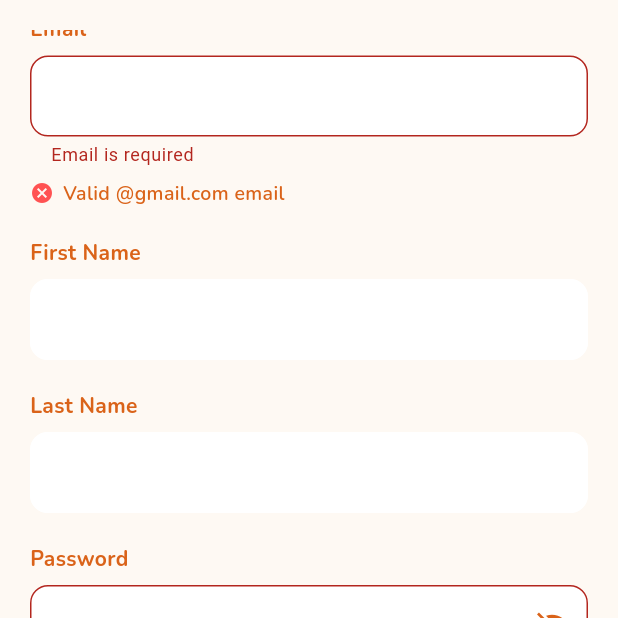
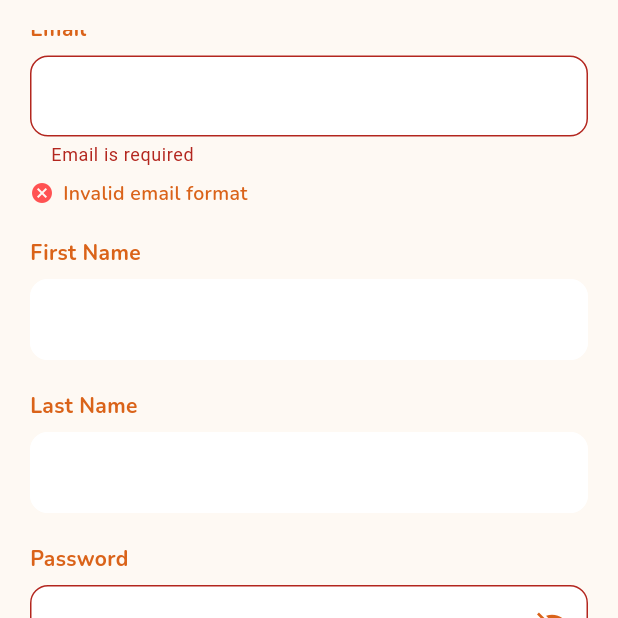
Before and after one commit to adriann47/Carepanion, a Flutter app: the RegistrationEmailScreen screen opened by its route, scrolled down 228 dp, after a tap on "Create Account", on a phone screen of 412 x 824 dp, the top half of it. Run offline on Flutter 3.47's test engine with Material 3 defaults, Android fonts, the phone set to English and light mode, and no system bars; our stand-ins replace flutter_tts, google_fonts, image_picker, supabase_flutter; accounts and stored records are empty.

Commit message:
Update registration_email_screen.dart

```diff
--- a/lib/screen/registration_email_screen.dart
+++ b/lib/screen/registration_email_screen.dart
@@ -124,6 +124,83 @@ class _RegistrationEmailScreenState extends State<RegistrationEmailScreen> {
   // Email validity indicator
   bool _emailValid = false;
 
+  // 👇 Added: duplicate-email UI state (for popup + red indicator)
+  bool _emailAlreadyUsed = false;
+  String? _emailStatusMessage;
+
+  // ---------- Added helpers ----------
+
+  Future<bool> _showEmailInUseDialog() async {
+    if (!mounted) return false;
+    final result = await showDialog<bool>(
+      context: context,
+      barrierDismissible: true,
+      builder: (ctx) => AlertDialog(
+        shape: RoundedRectangleBorder(borderRadius: BorderRadius.circular(16)),
+        title: Text(
+          'Email already in use',
+          style: GoogleFonts.nunito(
+            color: const Color(0xFFDA6319),
+            fontWeight: FontWeight.w800,
+          ),
+        ),
+        content: Text(
+          'This email address is already in use.',
+          style: GoogleFonts.nunito(
+            color: const Color(0xFF6B4B3A),
+            fontWeight: FontWeight.w600,
+          ),
+        ),
+        actions: [
+          TextButton(
+            onPressed: () => Navigator.of(ctx).pop(false),
+            child: Text(
+              'Cancel',
+              style: GoogleFonts.nunito(
+                color: const Color(0xFFDA6319),
+                fontWeight: FontWeight.bold,
+              ),
+            ),
+          ),
+          ElevatedButton(
+            onPressed: () => Navigator.of(ctx).pop(true),
+            style: ElevatedButton.styleFrom(
+              backgroundColor: Colors.pinkAccent,
+              shape: RoundedRectangleBorder(
+                borderRadius: BorderRadius.circular(20),
+              ),
+            ),
+            child: Text(
+              'OK',
+              style: GoogleFonts.nunito(
+                color: Colors.white,
+                fontWeight: FontWeight.bold,
+              ),
+            ),
+          ),
+        ],
+      ),
+    );
+    return result == true;
+  }
+
+  Future<void> _showSimpleAlert(String title, String message) async {
+    if (!mounted) return;
+    await showDialog<void>(
+      context: context,
+      builder: (ctx) => AlertDialog(
+        shape: RoundedRectangleBorder(borderRadius: BorderRadius.circular(16)),
+        title: Text(title, style: GoogleFonts.nunito(fontWeight: FontWeight.w800)),
+        content: Text(message, style: GoogleFonts.nunito(fontWeight: FontWeight.w600)),
+        actions: [
+          TextButton(onPressed: () => Navigator.of(ctx).pop(), child: const Text('OK')),
+        ],
+      ),
+    );
+  }
+
+  // ---------- validation ----------
+
   void _updateEmailValidity(String value) {
     final v = value.trim().toLowerCase();
     // Simple rule: must be a @gmail.com address with something before @
@@ -131,6 +208,9 @@ class _RegistrationEmailScreenState extends State<RegistrationEmailScreen> {
     final hasLocal = atIndex > 0; // at least 1 char before '@'
     setState(() {
       _emailValid = v.endsWith('@gmail.com') && hasLocal;
+      // When user edits, clear any previous "already used" state
+      _emailAlreadyUsed = false;
+      _emailStatusMessage = null;
     });
   }
 
@@ -160,7 +240,7 @@ class _RegistrationEmailScreenState extends State<RegistrationEmailScreen> {
       return "Must contain 1 uppercase letter";
     }
     if (!RegExp(r'[0-9]').hasMatch(value)) return "Must contain 1 number";
-    if (!RegExp(r'[!@#\$%^&*(),.?":{}|<>]').hasMatch(value)) {
+    if (!RegExp(r'[!@#\$%^&*(),.?\":{}|<>]').hasMatch(value)) {
       return "Must contain 1 special character";
     }
     return null;
@@ -180,7 +260,7 @@ class _RegistrationEmailScreenState extends State<RegistrationEmailScreen> {
 
       try {
         // 1. Create auth user
-        final authResponse = await supabase.auth.signUp(
+        final res = await supabase.auth.signUp(
           email: _emailController.text.trim(),
           password: _passwordController.text.trim(),
           data: {
@@ -190,22 +270,36 @@ class _RegistrationEmailScreenState extends State<RegistrationEmailScreen> {
           emailRedirectTo: 'https://eyalgnlsdseuvmmtgefk.supabase.co',
         );
 
-        if (authResponse.user != null) {
-          // 2. Only upsert profile if there's an active session (email confirmation might be required)
+        // DUPLICATE DETECTION #1: identities empty edge case
+        final identities = res.user?.identities;
+        final identitiesEmpty = identities != null && identities.isEmpty;
+        if (identitiesEmpty) {
+          final ok = await _showEmailInUseDialog();
+          if (ok) {
+            setState(() {
+              _emailAlreadyUsed = true;
+              _emailValid = false;
+              _emailStatusMessage = "Email already in use";
+            });
+          }
+          return;
+        }
+
+        // Normal success path
+        if (res.user != null) {
           final hasSession =
-              supabase.auth.currentSession != null ||
-              authResponse.session != null;
+              supabase.auth.currentSession != null || res.session != null;
+
           if (hasSession) {
             await ProfileService.upsertProfile(
               supabase,
-              id: authResponse.user!.id,
+              id: res.user!.id,
               email: _emailController.text.trim(),
               fullName:
                   '${_firstNameController.text.trim()} ${_lastNameController.text.trim()}',
             );
           }
 
-          // 3. Navigate to verify email screen
           if (!mounted) return;
           Navigator.pushReplacement(
             context,
@@ -214,17 +308,65 @@ class _RegistrationEmailScreenState extends State<RegistrationEmailScreen> {
                   VerifyEmailScreen(email: _emailController.text.trim()),
             ),
           );
+          return;
         }
+
+        // DUPLICATE DETECTION #2: no user returned at all
+        final ok = await _showEmailInUseDialog();
+        if (ok) {
+          setState(() {
+            _emailAlreadyUsed = true;
+            _emailValid = false;
+            _emailStatusMessage = "Email already in use";
+          });
+        }
+        return;
+
       } on AuthException catch (e) {
         if (!mounted) return;
-        ScaffoldMessenger.of(
-          context,
-        ).showSnackBar(SnackBar(content: Text(e.message)));
+
+        // ignore: avoid_print
+        print('AuthException(signUp): status=${e.statusCode} message=${e.message}');
+
+        final emailText = _emailController.text.trim();
+        final locallyValid = _validateEmail(emailText) == null;
+        final msg = e.message.toLowerCase();
+
+        // DUPLICATE DETECTION #3: normalize all common messages / 422 /
+        // "invalid" when locally valid (GoTrue quirk)
+        final looksDuplicate =
+            msg.contains('already registered') ||
+            msg.contains('already exists') ||
+            msg.contains('is already registered') ||
+            msg.contains('user already registered') ||
+            msg.contains('email address is already registered') ||
+            msg.contains('duplicate') ||
+            msg.contains('violates unique constraint') ||
+            msg.contains('user already exists') ||
+            (e.statusCode == 422) ||
+            (locallyValid && msg.contains('invalid'));
+
+        if (looksDuplicate) {
+          final ok = await _showEmailInUseDialog();
+          if (ok) {
+            setState(() {
+              _emailAlreadyUsed = true;
+              _emailValid = false;
+              _emailStatusMessage = "Email already in use";
+            });
+          }
+          return;
+        }
+
+        // Original fallback
+        ScaffoldMessenger.of(context).showSnackBar(
+          SnackBar(content: Text(e.message)),
+        );
       } catch (e) {
         if (!mounted) return;
-        ScaffoldMessenger.of(
-          context,
-        ).showSnackBar(SnackBar(content: Text("Registration failed: $e")));
+        ScaffoldMessenger.of(context).showSnackBar(
+          SnackBar(content: Text("Registration failed: $e")),
+        );
       } finally {
         if (mounted) setState(() => _isLoading = false);
       }
@@ -376,10 +518,17 @@ class _RegistrationEmailScreenState extends State<RegistrationEmailScreen> {
                   decoration: _inputDecoration(),
                 ),
                 const SizedBox(height: 8),
+
+                // ✅ Dynamic indicator (turns red if duplicate)
                 _RuleIndicatorRow(
-                  ok: _emailValid,
-                  text: 'Valid @gmail.com email',
+                  ok: !_emailAlreadyUsed && _emailValid,
+                  text: _emailAlreadyUsed
+                      ? (_emailStatusMessage ?? 'Email already in use')
+                      : _emailValid
+                          ? 'Valid @gmail.com email'
+                          : 'Invalid email format',
                 ),
+
                 const SizedBox(height: 20),
 
                 // First Name
```
